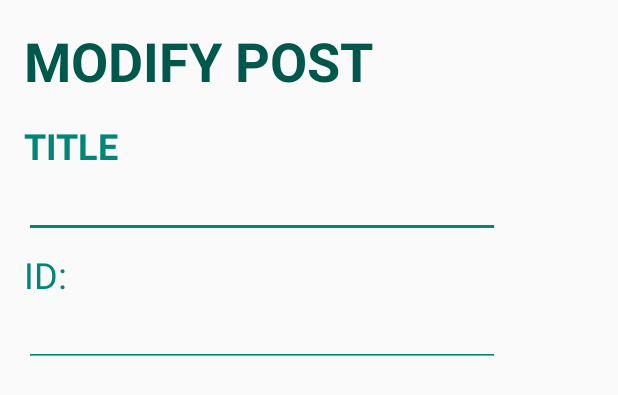
After one commit to carlogattuso/HTTP_Rest_Client, an Android app: the layout put_layout.xml on its own in the app's theme, with its tools: preview values and no code run, on a phone screen of 412 x 824 dp. The commit adds this screen. Shown: the top 395 px of the screen. Run offline under Robolectric (Android 15) with nearby library versions, the phone set to English and light mode, and no system bars.

Commit message:
App with GET,POST,PUT and DELETE fully completed

```diff
--- a/app/src/main/AndroidManifest.xml
+++ b/app/src/main/AndroidManifest.xml
@@ -8,7 +8,7 @@
         android:allowBackup="true"
         android:icon="@mipmap/ic_launcher"
         android:label="@string/app_name"
-        android:roundIcon="@mipmap/ic_launcher_round"
+        android:roundIcon="@mipmap/ic_launcher"
         android:supportsRtl="true"
         android:usesCleartextTraffic="true"
         android:theme="@style/AppTheme">
--- a/app/src/main/java/com/example/http_rest_client/JSON_API.java
+++ b/app/src/main/java/com/example/http_rest_client/JSON_API.java
@@ -28,6 +28,6 @@ public interface JSON_API {
                           @Field("title") String title);
 
     @DELETE("posts/{id}")
-    Call<Post> deletePost(@Path("id") int id);
+    Call<Void> deletePost(@Path("id") int id);
 
 }
--- a/app/src/main/res/layout/post_layout.xml
+++ b/app/src/main/res/layout/post_layout.xml
@@ -15,7 +15,7 @@
     android:layout_marginEnd="16dp"
     android:gravity="center"
     android:text="@string/new_post_title"
-        android:textColor="@color/colorAccent"
+    android:textColor="@color/colorPrimaryDark"
     android:textSize="36sp"
     android:textStyle="bold" />
 
@@ -26,7 +26,7 @@
     android:layout_marginStart="16dp"
     android:layout_marginEnd="16dp"
     android:text="@string/title_small"
-        android:textColor="@color/colorAccent"
+    android:textColor="@color/colorPrimary"
     android:textSize="24sp"
     android:textStyle="bold" />
 
@@ -36,7 +36,7 @@
     android:layout_height="wrap_content"
     android:layout_marginStart="16dp"
     android:layout_marginEnd="16dp"
-        android:backgroundTint="@color/colorAccent" />
+    android:backgroundTint="@color/colorPrimary" />
 
 <TextView
     android:id="@+id/text_id"
--- /dev/null
+++ b/app/src/main/res/layout/put_layout.xml
@@ -0,0 +1,61 @@
+<?xml version="1.0" encoding="utf-8"?>
+<LinearLayout xmlns:android="http://schemas.android.com/apk/res/android"
+    xmlns:app="http://schemas.android.com/apk/res-auto"
+    xmlns:tools="http://schemas.android.com/tools"
+    android:layout_width="match_parent"
+    android:layout_height="match_parent"
+    android:orientation="vertical">
+
+    <TextView
+        android:id="@+id/Modify_post_title"
+        android:layout_width="wrap_content"
+        android:layout_height="wrap_content"
+        android:layout_margin="16dp"
+        android:layout_marginStart="16dp"
+        android:layout_marginEnd="16dp"
+        android:gravity="center"
+        android:text="@string/modify_post_title"
+        android:textColor="@color/colorPrimaryDark"
+        android:textSize="36sp"
+        android:textStyle="bold" />
+
+    <TextView
+        android:id="@+id/text_title_modify"
+        android:layout_width="104dp"
+        android:layout_height="wrap_content"
+        android:layout_marginStart="16dp"
+        android:layout_marginEnd="16dp"
+        android:text="@string/title_small"
+        android:textColor="@color/colorPrimary"
+        android:textSize="24sp"
+        android:textStyle="bold" />
+
+    <android.support.v7.widget.AppCompatEditText
+        android:id="@+id/editText_modify"
+        android:layout_width="317dp"
+        android:layout_height="wrap_content"
+        android:layout_marginStart="16dp"
+        android:layout_marginEnd="16dp"
+        android:backgroundTint="@color/colorPrimary" />
+
+    <TextView
+        android:id="@+id/text_id"
+        android:layout_width="171dp"
+        android:layout_height="wrap_content"
+        android:layout_marginStart="16dp"
+        android:layout_marginTop="8dp"
+        android:layout_marginEnd="16dp"
+        android:text="@string/id_reference"
+        android:textColor="@color/colorPrimary"
+        android:textColorLink="@color/colorPrimary"
+        android:textSize="24sp" />
+
+    <android.support.v7.widget.AppCompatEditText
+        android:id="@+id/editText_id"
+        android:layout_width="317dp"
+        android:layout_height="wrap_content"
+        android:layout_marginStart="16dp"
+        android:layout_marginEnd="16dp"
+        android:backgroundTint="@color/colorPrimary" />
+
+</LinearLayout>
--- a/app/src/main/res/values/strings.xml
+++ b/app/src/main/res/values/strings.xml
@@ -4,4 +4,6 @@
     <string name="new_post_title">NEW POST</string>
     <string name="title_small">TITLE</string>
     <string name="id_reference">ID:</string>
+    <string name="modify_button">Modify post</string>
+    <string name="modify_post_title">MODIFY POST</string>
 </resources>
```
Also changed, not shown: app/build.gradle (+6 -7 lines), app/src/main/java/com/example/http_rest_client/MainActivity.java (+116 -1 lines), app/src/main/java/com/example/http_rest_client/MyAdapter.java (+22 -26 lines), app/src/main/res/layout/row_layout.xml (+11 -9 lines), app/src/main/res/menu/menu_main.xml (+6 -1 lines). Lines whose indentation alone changed are shown as unchanged.
